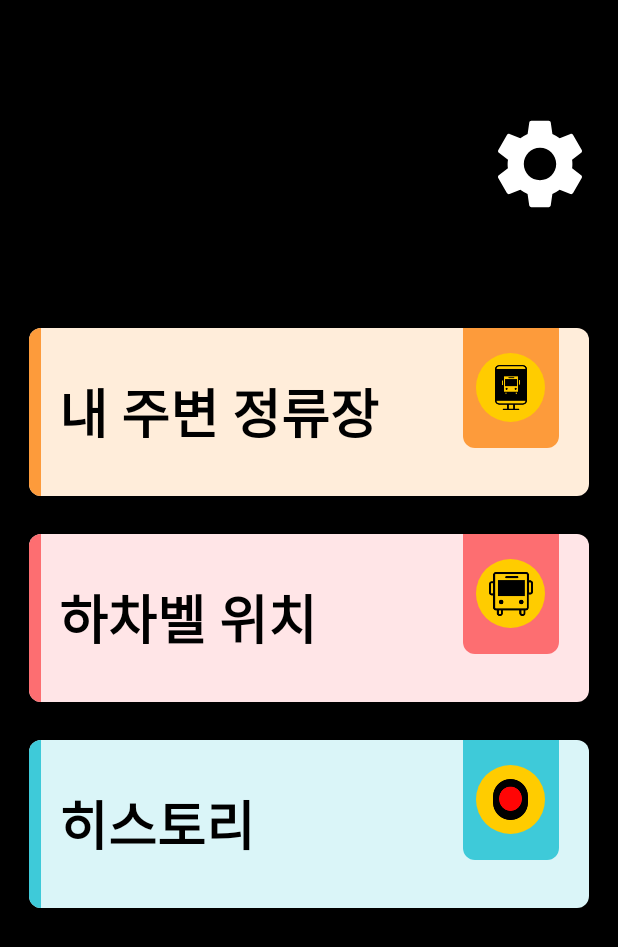
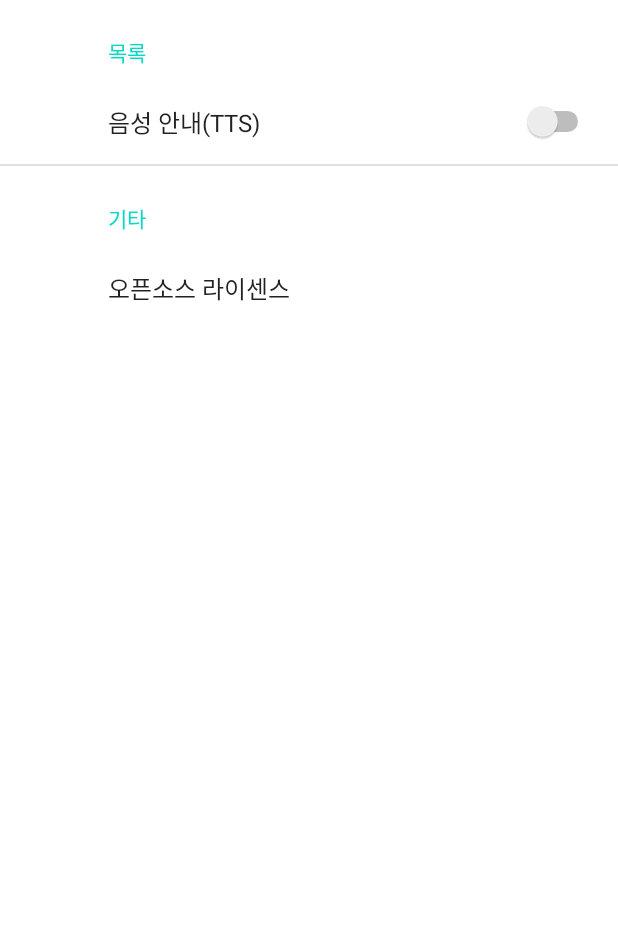
Before and after one commit to BUSSRO/BUSSRO, an Android app: the screen it shows after launch (MainActivity before the commit, SettingsActivity after it), after a tap on "설정", on a phone screen of 412 x 824 dp. Shown: the top 947 px of the screen. Run offline under Robolectric (Android 15) with nearby library versions, the phone set to English and light mode, and no system bars; our stand-ins replace androidx.preference.

Commit message:
feat: add SettingsActivity
BUS-55 #open

```diff
--- a/app/build.gradle
+++ b/app/build.gradle
@@ -43,6 +43,7 @@ dependencies {
     implementation 'androidx.appcompat:appcompat:1.3.1'
     implementation 'com.google.android.material:material:1.4.0'
     implementation 'androidx.constraintlayout:constraintlayout:2.1.0'
+    implementation 'androidx.preference:preference-ktx:1.1.1'
     testImplementation 'junit:junit:4.+'
     androidTestImplementation 'androidx.test.ext:junit:1.1.3'
     androidTestImplementation 'androidx.test.espresso:espresso-core:3.4.0'
--- a/app/src/main/java/com/example/bussro/view/main/MainActivity.kt
+++ b/app/src/main/java/com/example/bussro/view/main/MainActivity.kt
@@ -44,7 +44,7 @@ class MainActivity : AppCompatActivity() {
                 ) {
                     super.onInitializeAccessibilityNodeInfo(host, info)
                     info?.removeAction(AccessibilityNodeInfo.AccessibilityAction.ACTION_CLICK)
-                    host?.isClickable = false
+                    info?.isClickable = false
                 }
             }
         }
--- a/app/src/main/java/com/example/bussro/view/main/MainViewModel.kt
+++ b/app/src/main/java/com/example/bussro/view/main/MainViewModel.kt
@@ -6,6 +6,7 @@ import android.widget.Toast
 import androidx.lifecycle.ViewModel
 import com.example.bussro.view.BusListActivity
 import com.example.bussro.view.FindStationActivity
+import com.example.bussro.view.settings.SettingsActivity
 
 /**
  * [MainViewModel]
@@ -23,7 +24,7 @@ class MainViewModel : ViewModel() {
 
         when (case) {
             0 -> {
-                toast = Toast.makeText(v.context, "[설정]\n아직 구현되지 않은 기능입니다.", Toast.LENGTH_SHORT)
+                intent = Intent(v.context, SettingsActivity::class.java)
             }
             1 -> {
                 intent = Intent(v.context, FindStationActivity::class.java)
--- /dev/null
+++ b/app/src/main/java/com/example/bussro/view/settings/SettingsActivity.kt
@@ -0,0 +1,28 @@
+package com.example.bussro.view.settings
+
+import android.os.Bundle
+import androidx.appcompat.app.AppCompatActivity
+import androidx.preference.PreferenceFragmentCompat
+import com.example.bussro.R
+
+class SettingsActivity : AppCompatActivity() {
+
+    override fun onCreate(savedInstanceState: Bundle?) {
+        super.onCreate(savedInstanceState)
+        setContentView(R.layout.settings_activity)
+
+        if (savedInstanceState == null) {
+            supportFragmentManager
+                .beginTransaction()
+                .replace(R.id.frame_settings, SettingsFragment())
+                .commit()
+        }
+        supportActionBar?.setDisplayHomeAsUpEnabled(true)
+    }
+
+    class SettingsFragment : PreferenceFragmentCompat() {
+        override fun onCreatePreferences(savedInstanceState: Bundle?, rootKey: String?) {
+            setPreferencesFromResource(R.xml.root_preferences, rootKey)
+        }
+    }
+}
--- /dev/null
+++ b/app/src/main/res/layout/settings_activity.xml
@@ -0,0 +1,10 @@
+<LinearLayout xmlns:android="http://schemas.android.com/apk/res/android"
+    android:layout_width="match_parent"
+    android:layout_height="match_parent">
+
+    <FrameLayout
+        android:id="@+id/frame_settings"
+        android:layout_width="match_parent"
+        android:layout_height="match_parent" />
+
+</LinearLayout>
--- a/app/src/main/res/values/strings.xml
+++ b/app/src/main/res/values/strings.xml
@@ -3,6 +3,7 @@
 
     <!-- manifests (label for screen reader feature) -->
     <string name="main_activity_label">홈 화면입니다.</string>
+    <string name="settings_activity_label">환경 설정 화면입니다.</string>
 
     <!-- activity_main -->
     <string name="main_first_txt">내 주변 정류장</string>
@@ -10,8 +11,14 @@
     <string name="main_third_txt">히스토리</string>
     <string name="main_setting_txt">설정</string>
 
-
+    <!-- activity_bus_list -->
     <string name="bus_list_info_txt">선택한 버스 도착 안내</string>
 
+    <!-- root_preferences -->
+    <string name="list_header">목록</string>
+    <string name="etc_header">기타</string>
+
+    <string name="tts_title">음성 안내(TTS)</string>
+    <string name="license_title">오픈소스 라이센스</string>
 
 </resources>
--- /dev/null
+++ b/app/src/main/res/xml/root_preferences.xml
@@ -0,0 +1,19 @@
+<PreferenceScreen xmlns:app="http://schemas.android.com/apk/res-auto">
+
+    <PreferenceCategory app:title="@string/list_header">
+
+        <SwitchPreference
+            app:key="tts"
+            app:title="@string/tts_title"/>
+
+    </PreferenceCategory>
+
+    <PreferenceCategory app:title="@string/etc_header">
+
+        <Preference
+            app:key="license"
+            app:title="@string/license_title"/>
+
+    </PreferenceCategory>
+
+</PreferenceScreen>
```
Also changed, not shown: app/src/main/AndroidManifest.xml (+17 -9 lines).
